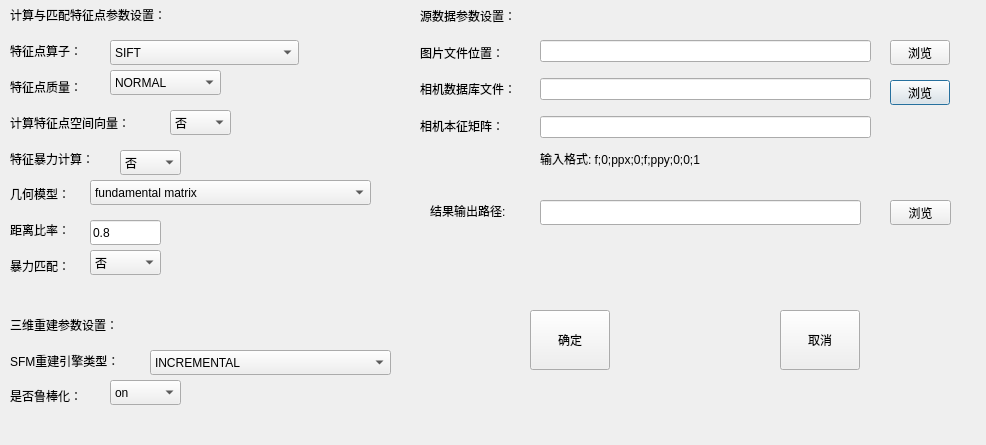
Qt form dialog_autorebuild.ui (zxczhai/OpenScan3D) before a commit.
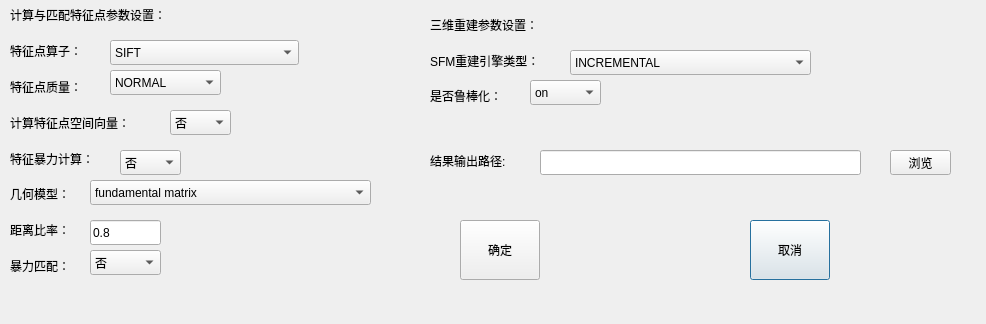
The same form after that commit.

Patch:
```diff
--- a/dialog_autorebuild.ui
+++ b/dialog_autorebuild.ui
@@ -7,52 +7,12 @@
     <x>0</x>
     <y>0</y>
     <width>986</width>
-    <height>445</height>
+    <height>324</height>
    </rect>
   </property>
   <property name="windowTitle">
    <string>Dialog</string>
   </property>
-  <widget class="QWidget" name="verticalLayoutWidget">
-   <property name="geometry">
-    <rect>
-     <x>420</x>
-     <y>0</y>
-     <width>122</width>
-     <height>141</height>
-    </rect>
-   </property>
-   <layout class="QVBoxLayout" name="verticalLayout">
-    <item>
-     <widget class="QLabel" name="label">
-      <property name="text">
-       <string>源数据参数设置：</string>
-      </property>
-     </widget>
-    </item>
-    <item>
-     <widget class="QLabel" name="label_2">
-      <property name="text">
-       <string>图片文件位置：</string>
-      </property>
-     </widget>
-    </item>
-    <item>
-     <widget class="QLabel" name="label_3">
-      <property name="text">
-       <string>相机数据库文件：</string>
-      </property>
-     </widget>
-    </item>
-    <item>
-     <widget class="QLabel" name="label_4">
-      <property name="text">
-       <string>相机本征矩阵：</string>
-      </property>
-     </widget>
-    </item>
-   </layout>
-  </widget>
   <widget class="QWidget" name="verticalLayoutWidget_3">
    <property name="geometry">
     <rect>
@@ -124,8 +84,8 @@
   <widget class="QWidget" name="verticalLayoutWidget_4">
    <property name="geometry">
     <rect>
-     <x>10</x>
-     <y>310</y>
+     <x>430</x>
+     <y>10</y>
      <width>137</width>
      <height>101</height>
     </rect>
@@ -325,8 +285,8 @@
   <widget class="QComboBox" name="comboBox_sfmEngine">
    <property name="geometry">
     <rect>
-     <x>150</x>
-     <y>350</y>
+     <x>570</x>
+     <y>50</y>
      <width>241</width>
      <height>25</height>
     </rect>
@@ -355,8 +315,8 @@
   <widget class="QComboBox" name="comboBox_isRobustTriangulation">
    <property name="geometry">
     <rect>
-     <x>110</x>
-     <y>380</y>
+     <x>530</x>
+     <y>80</y>
      <width>71</width>
      <height>25</height>
     </rect>
@@ -372,58 +332,11 @@
     </property>
    </item>
   </widget>
-  <widget class="QWidget" name="verticalLayoutWidget_5">
-   <property name="geometry">
-    <rect>
-     <x>540</x>
-     <y>30</y>
-     <width>331</width>
-     <height>121</height>
-    </rect>
-   </property>
-   <layout class="QVBoxLayout" name="verticalLayout_2">
-    <item>
-     <widget class="QLineEdit" name="lineEdit_inputDir"/>
-    </item>
-    <item>
-     <widget class="QLineEdit" name="lineEdit_databaseDir"/>
-    </item>
-    <item>
-     <widget class="QLineEdit" name="lineEdit_eigenMatrix"/>
-    </item>
-   </layout>
-  </widget>
-  <widget class="QPushButton" name="pushButton_browseDatabaseDir">
-   <property name="geometry">
-    <rect>
-     <x>890</x>
-     <y>80</y>
-     <width>60</width>
-     <height>25</height>
-    </rect>
-   </property>
-   <property name="text">
-    <string>浏览</string>
-   </property>
-  </widget>
-  <widget class="QPushButton" name="pushButton_browseInputDir">
-   <property name="geometry">
-    <rect>
-     <x>890</x>
-     <y>40</y>
-     <width>60</width>
-     <height>25</height>
-    </rect>
-   </property>
-   <property name="text">
-    <string>浏览</string>
-   </property>
-  </widget>
   <widget class="QPushButton" name="btn_CANCEL">
    <property name="geometry">
     <rect>
-     <x>780</x>
-     <y>310</y>
+     <x>750</x>
+     <y>220</y>
      <width>80</width>
      <height>60</height>
     </rect>
@@ -436,7 +349,7 @@
    <property name="geometry">
     <rect>
      <x>430</x>
-     <y>190</y>
+     <y>140</y>
      <width>111</width>
      <height>41</height>
     </rect>
@@ -449,7 +362,7 @@
    <property name="geometry">
     <rect>
      <x>890</x>
-     <y>200</y>
+     <y>150</y>
      <width>61</width>
      <height>25</height>
     </rect>
@@ -462,7 +375,7 @@
    <property name="geometry">
     <rect>
      <x>540</x>
-     <y>200</y>
+     <y>150</y>
      <width>321</width>
      <height>25</height>
     </rect>
@@ -471,8 +384,8 @@
   <widget class="QPushButton" name="btn_CONFIRM">
    <property name="geometry">
     <rect>
-     <x>530</x>
-     <y>310</y>
+     <x>460</x>
+     <y>220</y>
      <width>80</width>
      <height>60</height>
     </rect>
@@ -481,19 +394,6 @@
     <string>确定</string>
    </property>
   </widget>
-  <widget class="QLabel" name="label_16">
-   <property name="geometry">
-    <rect>
-     <x>540</x>
-     <y>150</y>
-     <width>211</width>
-     <height>17</height>
-    </rect>
-   </property>
-   <property name="text">
-    <string>输入格式: f;0;ppx;0;f;ppy;0;0;1</string>
-   </property>
-  </widget>
  </widget>
  <resources/>
  <connections/>
```
